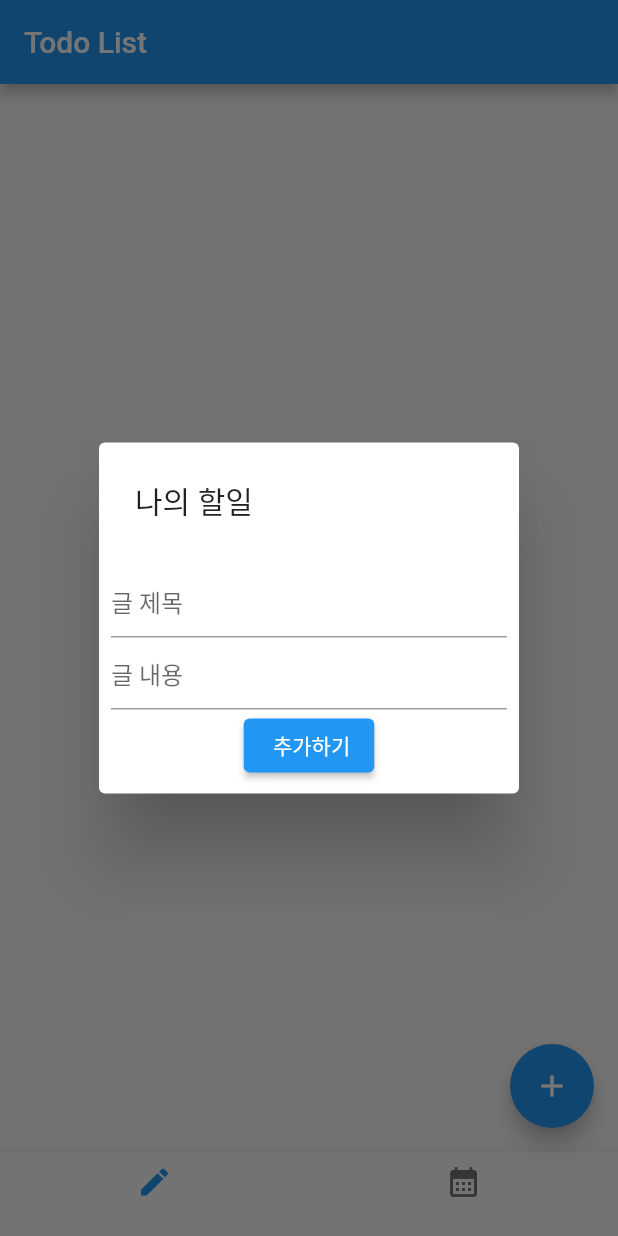
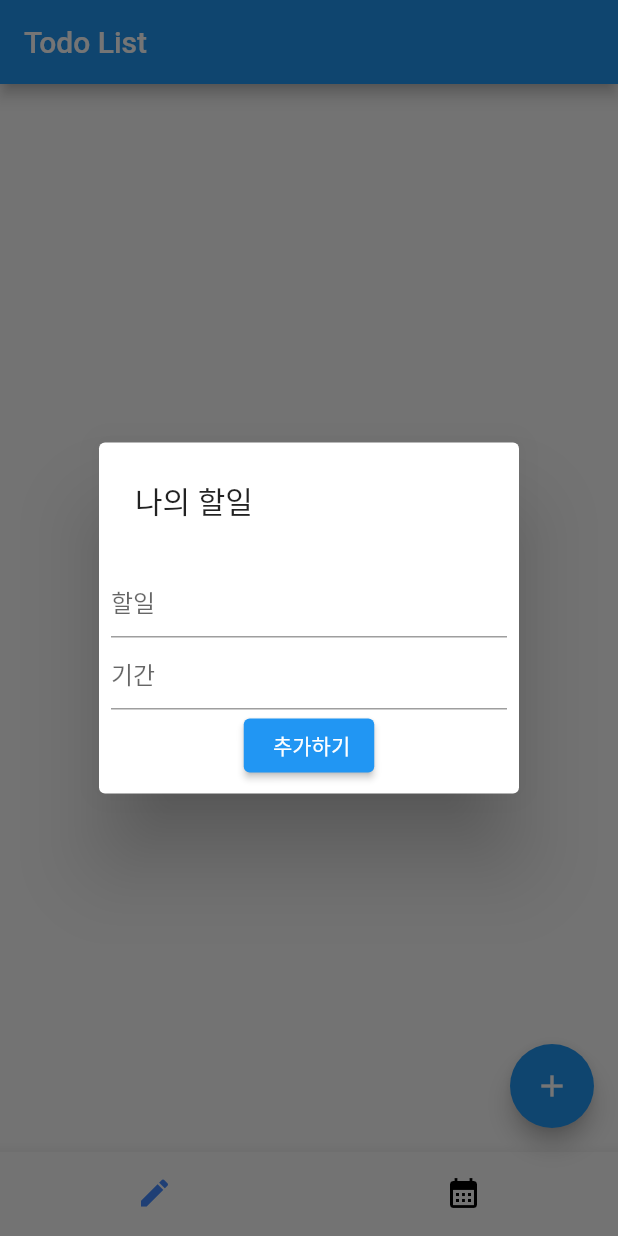
Before and after one commit to paul3083/flutter, a Flutter app: the screen it shows after launch, after a tap on the "add" icon, on a phone screen of 412 x 824 dp. Run offline on Flutter 3.47's test engine with Material 2 defaults, Android fonts, the phone set to English and light mode, and no system bars; our stand-ins replace table_calendar.

```diff
--- a/lib/main.dart
+++ b/lib/main.dart
@@ -1,4 +1,5 @@
 import 'package:flutter/material.dart';
+import 'calendar.dart'; // Import the calendar.dart file
 
 void main() {
   runApp(const MyApp());
@@ -16,6 +17,9 @@ class MyApp extends StatelessWidget {
         primarySwatch: Colors.blue,
       ),
       home: const TodoApp(),
+      routes: {
+        '/calendar': (context) => const Calendar(), // Add a route for the calendar screen
+      },
     );
   }
 }
@@ -40,6 +44,18 @@ class _TodoAppState extends State<TodoApp> {
 
   List<Todo> todos = [];
 
+  int _currentIndex = 0;
+
+  void _onBottomNavigationBarItemTapped(int index) {
+    setState(() {
+      _currentIndex = index;
+      if (_currentIndex == 1) {
+        Navigator.pushNamed(context, '/calendar');// Navigate to the calendar screen
+        _currentIndex = 0;
+      }
+    });
+  }
+
   @override
   Widget build(BuildContext context) {
     return Scaffold(
@@ -53,6 +69,7 @@ class _TodoAppState extends State<TodoApp> {
           return ListTile(
             title: Text(todo.title),
             subtitle: Text(todo.description),
+
             trailing: IconButton(
               icon: const Icon(Icons.check),
               onPressed: () {
@@ -81,7 +98,7 @@ class _TodoAppState extends State<TodoApp> {
                         title = value;
                       });
                     },
-                    decoration: const InputDecoration(hintText: "글 제목"),
+                    decoration: const InputDecoration(hintText: "할일"),
                   ),
                   TextField(
                     onChanged: (value) {
@@ -89,7 +106,7 @@ class _TodoAppState extends State<TodoApp> {
                         description = value;
                       });
                     },
-                    decoration: const InputDecoration(hintText: "글 내용"),
+                    decoration: const InputDecoration(hintText: "기간"),
                   ),
                   Center(
                     child: ElevatedButton(
@@ -113,17 +130,23 @@ class _TodoAppState extends State<TodoApp> {
         child: const Icon(Icons.add),
       ),
       bottomNavigationBar: BottomNavigationBar(
+        showSelectedLabels: false,
+        showUnselectedLabels: false,
+        unselectedItemColor: Colors.black, // Set the color to black
+        selectedItemColor: Colors.blueAccent,
+        currentIndex: _currentIndex,
+        onTap: _onBottomNavigationBarItemTapped,
         items: const [
           BottomNavigationBarItem(
-              icon: Icon(Icons.edit),
-            label: ""
+            icon: Icon(Icons.edit),
+            label: "",
           ),
           BottomNavigationBarItem(
-              icon: Icon(Icons.calendar_month),
-            label: ""
+            icon: Icon(Icons.calendar_month),
+            label: "",
           ),
         ],
-      )
+      ),
     );
   }
 }
--- a/pubspec.yaml
+++ b/pubspec.yaml
@@ -28,13 +28,9 @@ environment:
 # the latest version available on pub.dev. To see which dependencies have newer
 # versions available, run `flutter pub outdated`.
 dependencies:
+  table_calendar: ^3.0.9
   flutter:
     sdk: flutter
-
-
-  # The following adds the Cupertino Icons font to your application.
-  # Use with the CupertinoIcons class for iOS style icons.
-  cupertino_icons: ^1.0.2
 
 dev_dependencies:
   flutter_test:
```
Also changed, not shown: lib/calendar.dart (+36 -0 lines), pubspec.lock.
